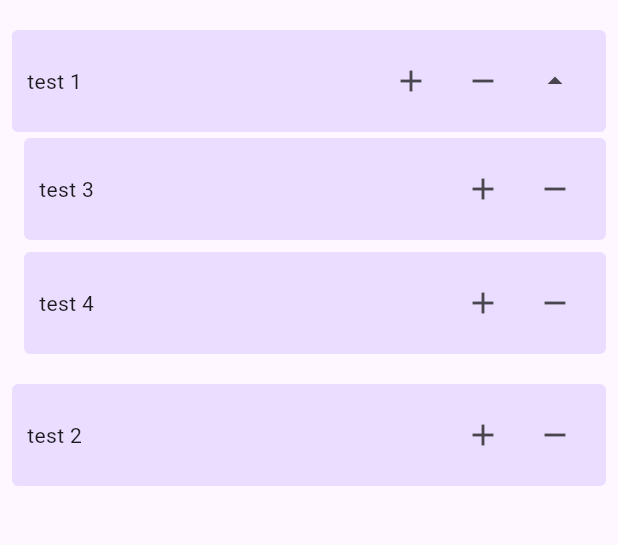
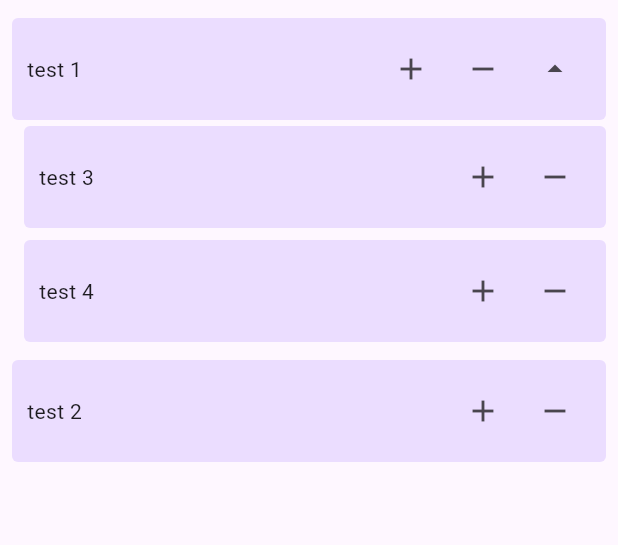
Before and after one commit to Yoeri-z/interactive_tree_view, a Flutter app: the screen it shows after launch, on a phone screen of 412 x 824 dp, the part 84-629 px from its top. Run offline on Flutter 3.47's test engine with Material 3 defaults, Android fonts, the phone set to English and light mode, and no system bars.

Commit message:
Removed unnessecary padding that would cause the animation to jump between expanded and not expanded states

```diff
--- a/lib/src/treeview.dart
+++ b/lib/src/treeview.dart
@@ -52,12 +52,8 @@ class _TreeViewState extends State<TreeView> {
             if (node.children.isEmpty)
               widget.leafItemBuilder(context, node)
             else
-              Padding(
-                padding: EdgeInsets.symmetric(vertical: widget.spacing / 2),
-                child: AnimatedCrossFade(
-                  firstChild: Padding(
-                    padding: EdgeInsets.symmetric(vertical: widget.spacing / 2),
-                    child: Column(
+              AnimatedCrossFade(
+                firstChild: Column(
                   crossAxisAlignment: CrossAxisAlignment.start,
                   children: [
                     widget.nodeItemBuilder(context, node),
@@ -67,7 +63,6 @@ class _TreeViewState extends State<TreeView> {
                     ),
                   ],
                 ),
-                  ),
                 secondChild: widget.nodeItemBuilder(context, node),
                 crossFadeState:
                     node.expanded
@@ -75,7 +70,6 @@ class _TreeViewState extends State<TreeView> {
                         : CrossFadeState.showSecond,
                 duration:
                     widget.animationDuration ?? Duration(milliseconds: 150),
-                ),
               ),
         ],
       ),
```
Lines whose indentation alone changed are shown as unchanged.
